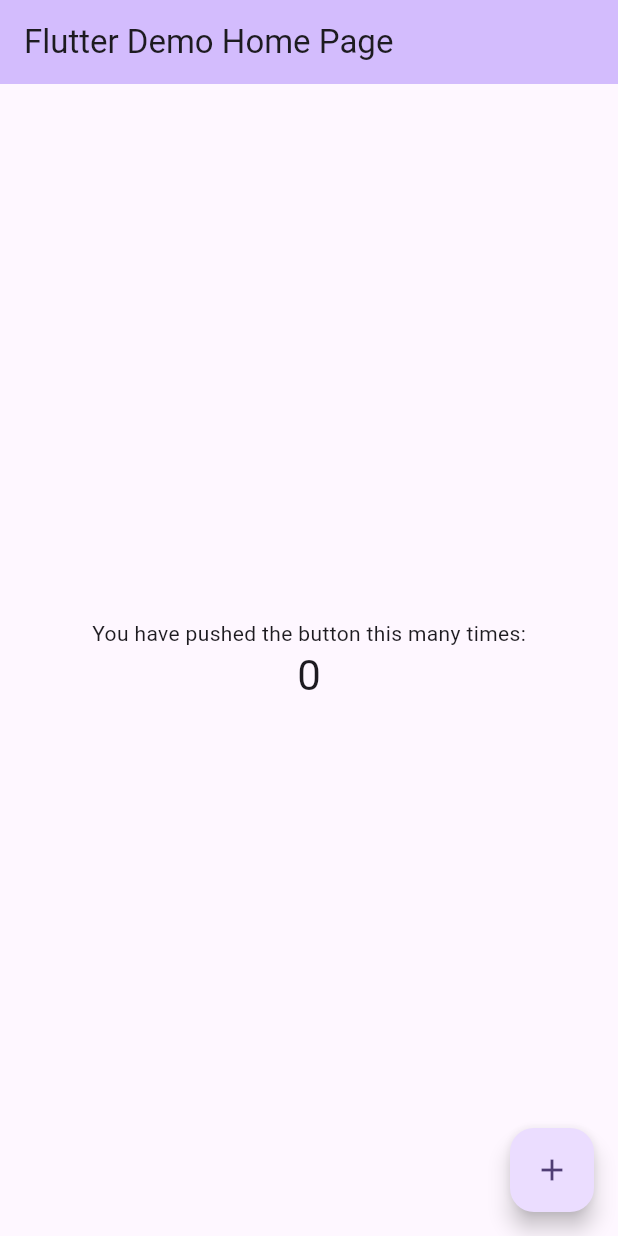
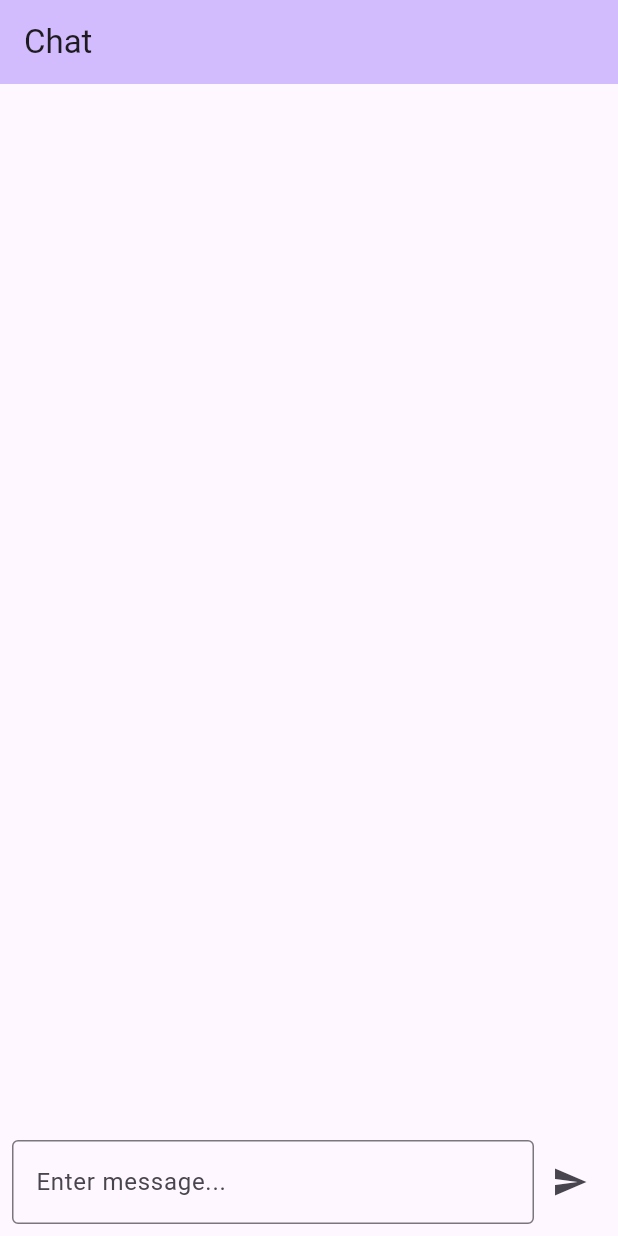
Before and after one commit to wildriver1105/allatonce, a Flutter app: the screen it shows after launch, on a phone screen of 412 x 824 dp. Run offline on Flutter 3.47's test engine with Material 3 defaults, Android fonts, the phone set to English and light mode, and no system bars; our stand-ins replace flutter_dotenv.

Commit message:
Lunch time

```diff
--- a/lib/main.dart
+++ b/lib/main.dart
@@ -1,125 +1,29 @@
 import 'package:flutter/material.dart';
+import 'package:flutter_dotenv/flutter_dotenv.dart';
+import 'screens/chat.dart';
 
-void main() {
+Future<void> main() async {
+  // Ensure Flutter is initialized
+  WidgetsFlutterBinding.ensureInitialized();
+
+  // Load .env file
+  await dotenv.load(fileName: ".env");
+
   runApp(const MyApp());
 }
 
 class MyApp extends StatelessWidget {
   const MyApp({super.key});
 
-  // This widget is the root of your application.
   @override
   Widget build(BuildContext context) {
     return MaterialApp(
-      title: 'Flutter Demo',
+      title: 'Chat App',
       theme: ThemeData(
-        // This is the theme of your application.
-        //
-        // TRY THIS: Try running your application with "flutter run". You'll see
-        // the application has a purple toolbar. Then, without quitting the app,
-        // try changing the seedColor in the colorScheme below to Colors.green
-        // and then invoke "hot reload" (save your changes or press the "hot
-        // reload" button in a Flutter-supported IDE, or press "r" if you used
-        // the command line to start the app).
-        //
-        // Notice that the counter didn't reset back to zero; the application
-        // state is not lost during the reload. To reset the state, use hot
-        // restart instead.
-        //
-        // This works for code too, not just values: Most code changes can be
-        // tested with just a hot reload.
         colorScheme: ColorScheme.fromSeed(seedColor: Colors.deepPurple),
         useMaterial3: true,
       ),
-      home: const MyHomePage(title: 'Flutter Demo Home Page'),
+      home: const ChatScreen(),
     );
   }
 }
-
-class MyHomePage extends StatefulWidget {
-  const MyHomePage({super.key, required this.title});
-
-  // This widget is the home page of your application. It is stateful, meaning
-  // that it has a State object (defined below) that contains fields that affect
-  // how it looks.
-
-  // This class is the configuration for the state. It holds the values (in this
-  // case the title) provided by the parent (in this case the App widget) and
-  // used by the build method of the State. Fields in a Widget subclass are
-  // always marked "final".
-
-  final String title;
-
-  @override
-  State<MyHomePage> createState() => _MyHomePageState();
-}
-
-class _MyHomePageState extends State<MyHomePage> {
-  int _counter = 0;
-
-  void _incrementCounter() {
-    setState(() {
-      // This call to setState tells the Flutter framework that something has
-      // changed in this State, which causes it to rerun the build method below
-      // so that the display can reflect the updated values. If we changed
-      // _counter without calling setState(), then the build method would not be
-      // called again, and so nothing would appear to happen.
-      _counter++;
-    });
-  }
-
-  @override
-  Widget build(BuildContext context) {
-    // This method is rerun every time setState is called, for instance as done
-    // by the _incrementCounter method above.
-    //
-    // The Flutter framework has been optimized to make rerunning build methods
-    // fast, so that you can just rebuild anything that needs updating rather
-    // than having to individually change instances of widgets.
-    return Scaffold(
-      appBar: AppBar(
-        // TRY THIS: Try changing the color here to a specific color (to
-        // Colors.amber, perhaps?) and trigger a hot reload to see the AppBar
-        // change color while the other colors stay the same.
-        backgroundColor: Theme.of(context).colorScheme.inversePrimary,
-        // Here we take the value from the MyHomePage object that was created by
-        // the App.build method, and use it to set our appbar title.
-        title: Text(widget.title),
-      ),
-      body: Center(
-        // Center is a layout widget. It takes a single child and positions it
-        // in the middle of the parent.
-        child: Column(
-          // Column is also a layout widget. It takes a list of children and
-          // arranges them vertically. By default, it sizes itself to fit its
-          // children horizontally, and tries to be as tall as its parent.
-          //
-          // Column has various properties to control how it sizes itself and
-          // how it positions its children. Here we use mainAxisAlignment to
-          // center the children vertically; the main axis here is the vertical
-          // axis because Columns are vertical (the cross axis would be
-          // horizontal).
-          //
-          // TRY THIS: Invoke "debug painting" (choose the "Toggle Debug Paint"
-          // action in the IDE, or press "p" in the console), to see the
-          // wireframe for each widget.
-          mainAxisAlignment: MainAxisAlignment.center,
-          children: <Widget>[
-            const Text(
-              'You have pushed the button this many times:',
-            ),
-            Text(
-              '$_counter',
-              style: Theme.of(context).textTheme.headlineMedium,
-            ),
-          ],
-        ),
-      ),
-      floatingActionButton: FloatingActionButton(
-        onPressed: _incrementCounter,
-        tooltip: 'Increment',
-        child: const Icon(Icons.add),
-      ), // This trailing comma makes auto-formatting nicer for build methods.
-    );
-  }
-}
--- /dev/null
+++ b/lib/screens/chat.dart
@@ -0,0 +1,17 @@
+import 'package:flutter/material.dart';
+import '../widgets/chat.dart';
+
+class ChatScreen extends StatelessWidget {
+  const ChatScreen({super.key});
+
+  @override
+  Widget build(BuildContext context) {
+    return Scaffold(
+      appBar: AppBar(
+        title: const Text('Chat'),
+        backgroundColor: Theme.of(context).colorScheme.inversePrimary,
+      ),
+      body: const ChatWidget(),
+    );
+  }
+}
--- /dev/null
+++ b/lib/widgets/chat.dart
@@ -0,0 +1,64 @@
+import 'package:flutter/material.dart';
+
+class ChatWidget extends StatefulWidget {
+  const ChatWidget({super.key});
+
+  @override
+  State<ChatWidget> createState() => _ChatWidgetState();
+}
+
+class _ChatWidgetState extends State<ChatWidget> {
+  final TextEditingController _messageController = TextEditingController();
+  final List<String> _messages = [];
+
+  @override
+  Widget build(BuildContext context) {
+    return Column(
+      children: [
+        Expanded(
+          child: ListView.builder(
+            itemCount: _messages.length,
+            itemBuilder: (context, index) {
+              return ListTile(
+                title: Text(_messages[index]),
+              );
+            },
+          ),
+        ),
+        Padding(
+          padding: const EdgeInsets.all(8.0),
+          child: Row(
+            children: [
+              Expanded(
+                child: TextField(
+                  controller: _messageController,
+                  decoration: const InputDecoration(
+                    hintText: 'Enter message...',
+                    border: OutlineInputBorder(),
+                  ),
+                ),
+              ),
+              IconButton(
+                icon: const Icon(Icons.send),
+                onPressed: () {
+                  if (_messageController.text.isNotEmpty) {
+                    setState(() {
+                      _messages.add(_messageController.text);
+                      _messageController.clear();
+                    });
+                  }
+                },
+              ),
+            ],
+          ),
+        ),
+      ],
+    );
+  }
+
+  @override
+  void dispose() {
+    _messageController.dispose();
+    super.dispose();
+  }
+}
--- a/pubspec.yaml
+++ b/pubspec.yaml
@@ -34,6 +34,7 @@ dependencies:
   # The following adds the Cupertino Icons font to your application.
   # Use with the CupertinoIcons class for iOS style icons.
   cupertino_icons: ^1.0.8
+  flutter_dotenv: ^5.2.1
 
 dev_dependencies:
   flutter_test:
@@ -58,7 +59,8 @@ flutter:
   uses-material-design: true
 
   # To add assets to your application, add an assets section, like this:
-  # assets:
+  assets:
+    - .env
   #   - images/a_dot_burr.jpeg
   #   - images/a_dot_ham.jpeg
 
```
Also changed, not shown: pubspec.lock, 3 other files.
